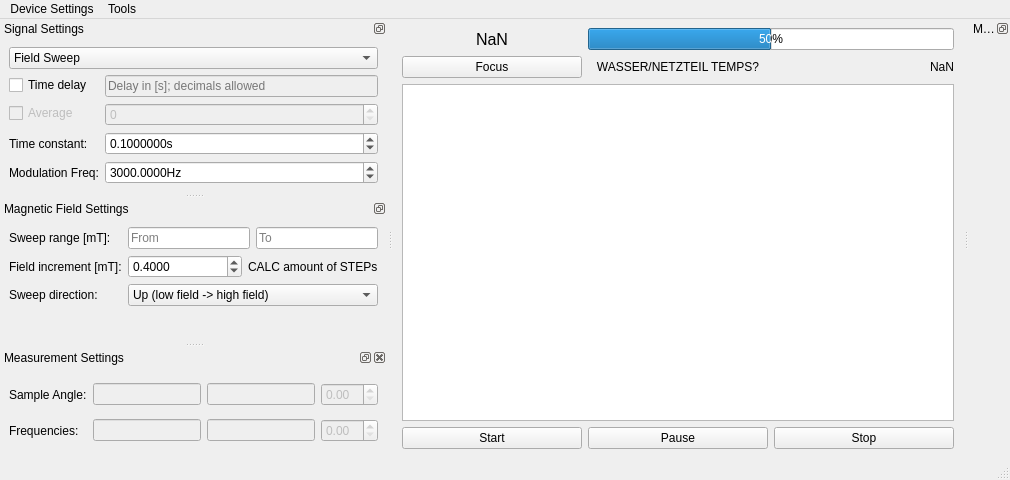
Before: the Qt Designer form FMR-Measurement-UI-15-08.ui in WiemelerJo/FMR-Measurement-UI, drawn with Qt 5.
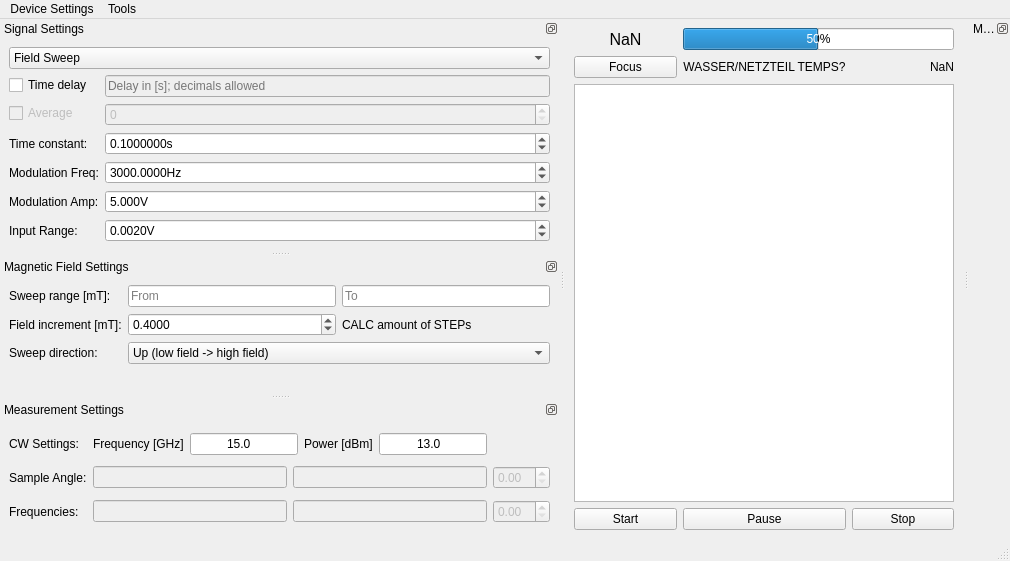
After: the same form once the commit is applied. Custom widgets are drawn as their Qt base class.

Commit message: Preparation For FreqSweep

```diff
--- a/FMR-Measurement-UI-15-08.ui
+++ b/FMR-Measurement-UI-15-08.ui
@@ -7,7 +7,7 @@
     <x>0</x>
     <y>0</y>
     <width>1010</width>
-    <height>480</height>
+    <height>561</height>
    </rect>
   </property>
   <property name="sizePolicy">
@@ -286,6 +286,55 @@
        </property>
       </widget>
      </item>
+     <item row="5" column="0">
+      <widget class="QLabel" name="label_8">
+       <property name="text">
+        <string>Modulation Amp:</string>
+       </property>
+      </widget>
+     </item>
+     <item row="5" column="1">
+      <widget class="SpinBox_custom" name="spinBoxModAmp">
+       <property name="locale">
+        <locale language="English" country="UnitedKingdom"/>
+       </property>
+       <property name="suffix">
+        <string>V</string>
+       </property>
+       <property name="decimals">
+        <number>3</number>
+       </property>
+       <property name="maximum">
+        <double>10.000000000000000</double>
+       </property>
+       <property name="value">
+        <double>5.000000000000000</double>
+       </property>
+      </widget>
+     </item>
+     <item row="6" column="0">
+      <widget class="QLabel" name="label_12">
+       <property name="text">
+        <string>Input Range:</string>
+       </property>
+      </widget>
+     </item>
+     <item row="6" column="1">
+      <widget class="SpinBox_custom" name="spinBoxInputRange">
+       <property name="suffix">
+        <string>V</string>
+       </property>
+       <property name="decimals">
+        <number>4</number>
+       </property>
+       <property name="singleStep">
+        <double>0.001000000000000</double>
+       </property>
+       <property name="value">
+        <double>0.002000000000000</double>
+       </property>
+      </widget>
+     </item>
     </layout>
    </widget>
   </widget>
@@ -414,6 +463,9 @@
    </widget>
   </widget>
   <widget class="QDockWidget" name="measurementSettingsdock">
+   <property name="features">
+    <set>QDockWidget::DockWidgetFloatable|QDockWidget::DockWidgetMovable</set>
+   </property>
    <property name="windowTitle">
     <string>Measurement Settings</string>
    </property>
@@ -422,21 +474,14 @@
    </attribute>
    <widget class="QWidget" name="dockWidgetContents_6">
     <layout class="QGridLayout" name="gridLayout_2">
-     <item row="0" column="0">
+     <item row="2" column="0">
       <widget class="QLabel" name="label_5">
        <property name="text">
         <string>Sample Angle:</string>
        </property>
       </widget>
      </item>
-     <item row="1" column="0">
-      <widget class="QLabel" name="label_7">
-       <property name="text">
-        <string>Frequencies:</string>
-       </property>
-      </widget>
-     </item>
-     <item row="0" column="1">
+     <item row="2" column="1">
       <layout class="QHBoxLayout" name="horizontalLayout_3">
        <item>
         <widget class="QLineEdit" name="sampleAngleFrom">
@@ -454,7 +499,14 @@
        </item>
       </layout>
      </item>
-     <item row="1" column="1">
+     <item row="3" column="0">
+      <widget class="QLabel" name="label_7">
+       <property name="text">
+        <string>Frequencies:</string>
+       </property>
+      </widget>
+     </item>
+     <item row="3" column="1">
       <layout class="QHBoxLayout" name="horizontalLayout_4">
        <item>
         <widget class="QLineEdit" name="frequenciesFrom">
@@ -472,20 +524,71 @@
        </item>
       </layout>
      </item>
-     <item row="1" column="2">
+     <item row="3" column="2">
       <widget class="SpinBox_custom" name="spinBoxFreqStep">
        <property name="enabled">
         <bool>false</bool>
        </property>
       </widget>
      </item>
-     <item row="0" column="2">
+     <item row="2" column="2">
       <widget class="SpinBox_custom" name="spinBoxAngleStep">
        <property name="enabled">
         <bool>false</bool>
        </property>
       </widget>
      </item>
+     <item row="0" column="1">
+      <layout class="QHBoxLayout" name="horizontalLayout_5">
+       <item>
+        <widget class="QLabel" name="label_10">
+         <property name="text">
+          <string>Frequency [GHz]</string>
+         </property>
+        </widget>
+       </item>
+       <item>
+        <widget class="QLineEdit" name="lineEditCWFreq">
+         <property name="inputMask">
+          <string>99.9999</string>
+         </property>
+         <property name="text">
+          <string>15.0</string>
+         </property>
+         <property name="alignment">
+          <set>Qt::AlignCenter</set>
+         </property>
+        </widget>
+       </item>
+       <item>
+        <widget class="QLabel" name="label_11">
+         <property name="text">
+          <string>Power [dBm]</string>
+         </property>
+        </widget>
+       </item>
+       <item>
+        <widget class="QLineEdit" name="lineEditCWPower">
+         <property name="inputMask">
+          <string>99.999</string>
+         </property>
+         <property name="text">
+          <string>13.0</string>
+         </property>
+         <property name="alignment">
+          <set>Qt::AlignCenter</set>
+         </property>
+        </widget>
+       </item>
+      </layout>
+     </item>
+     <item row="0" column="0">
+      <widget class="QLabel" name="label_9">
+       <property name="text">
+        <string>CW Settings:</string>
+       </property>
+      </widget>
+     </item>
     </layout>
    </widget>
   </widget>
```
The commit also changes 4 other files.
